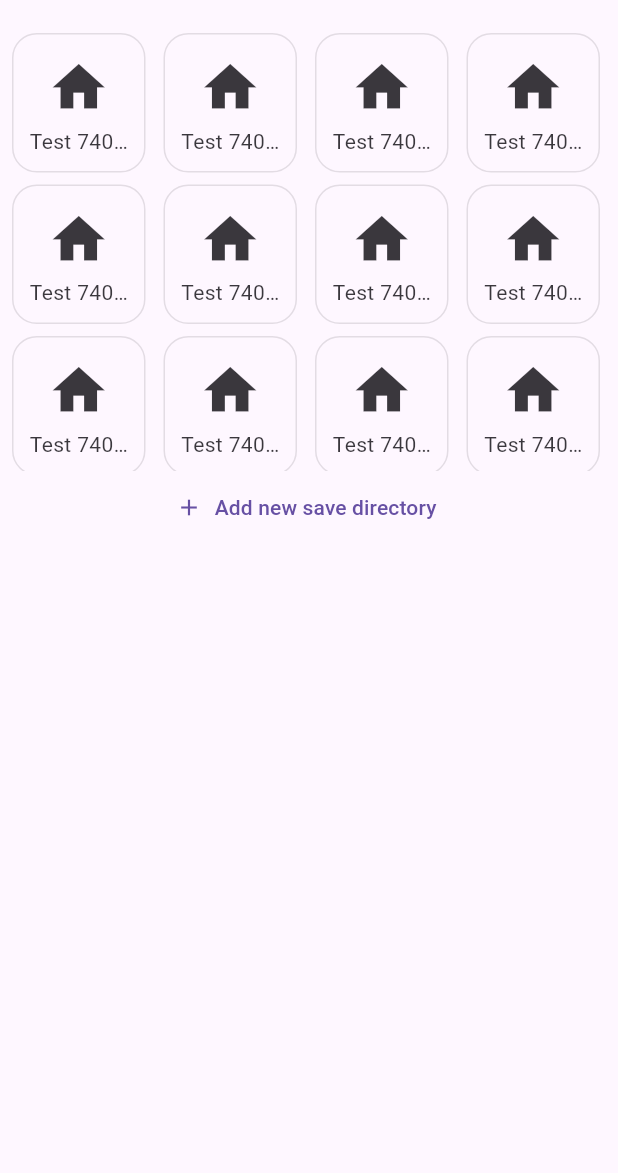
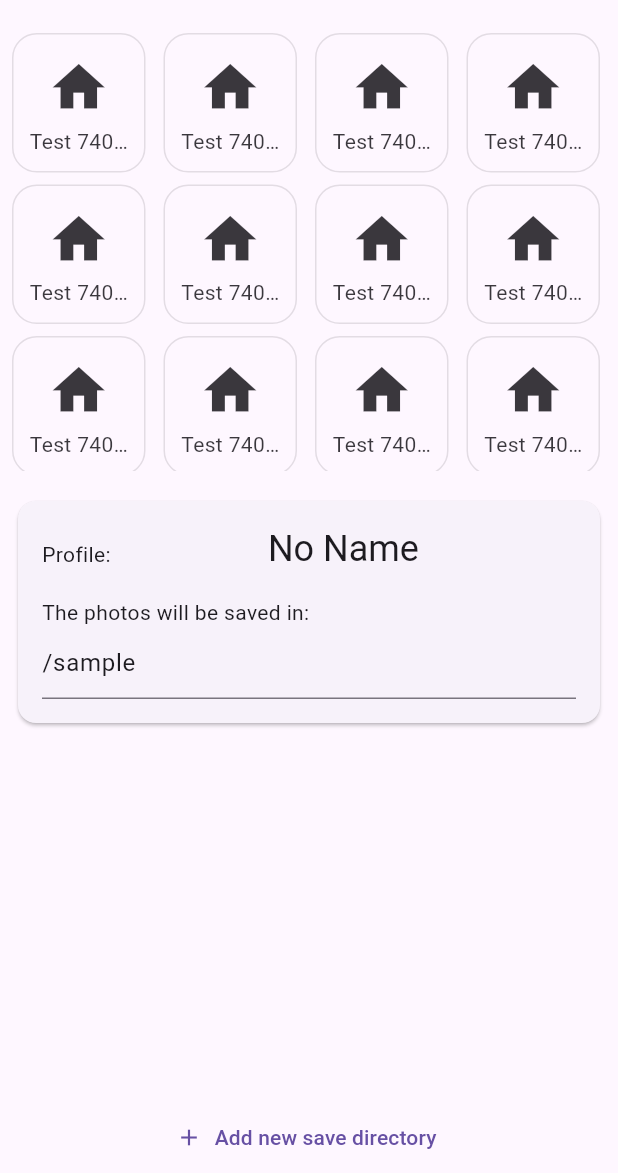
Before and after one commit to AndreXi/organized_camera, a Flutter app: the screen it shows after launch, on a phone screen of 412 x 824 dp, the part 63-1236 px from its top. Run offline on Flutter 3.47's test engine with Material 2 defaults, Android fonts, the light colour scheme and no system bars; our stand-ins replace file_picker, hive, hive_flutter; accounts and stored records are empty; generated files the repository leaves out were written again.

Commit message:
feat: directory info card

```diff
--- a/lib/main.dart
+++ b/lib/main.dart
@@ -22,8 +22,11 @@ void main() async {
 
   // Register Hive adapters
   Hive.registerAdapter(SavedDirectoryAdapter());
+
+  // Open hive boxes
   final directoriesBox =
       await Hive.openBox<SavedDirectory>("saved_directories");
+  await Hive.openBox<String>("preferences");
 
   // Clear box
   await directoriesBox.clear();
--- a/lib/src/pages/home.dart
+++ b/lib/src/pages/home.dart
@@ -1,6 +1,8 @@
 import 'package:flutter/material.dart';
+import 'package:organized_camera/src/models/saved_directory/saved_directory.dart';
 import 'package:organized_camera/src/services/saved_directory_data.dart';
 import 'package:organized_camera/src/widgets/add_directory_form/add_directory_form.dart';
+import 'package:organized_camera/src/widgets/directory_info/directory_info.dart';
 import 'package:organized_camera/src/widgets/saved_directory_list/saved_directory_list.dart';
 
 class HomeView extends StatelessWidget {
@@ -25,6 +27,10 @@ class HomeView extends StatelessWidget {
         body: Column(
           children: [
             SavedDirectoryList(),
+            DirectoryInfo(
+              directoryProfile: SavedDirectory(directory: "/sample"),
+            ),
+            Spacer(),
             TextButton.icon(
                 onPressed: openAddDirectoryForm,
                 icon: Icon(Icons.add),
--- /dev/null
+++ b/lib/src/services/preferences_data.dart
@@ -0,0 +1,14 @@
+import 'package:hive/hive.dart';
+
+class PreferencesData {
+  final box = Hive.box<String>("preferences");
+
+  int? getIndex() {
+    final value = box.get("index");
+    return int.tryParse(value ?? "");
+  }
+
+  void setIndex(int index) {
+    box.put("index", index.toString());
+  }
+}
--- /dev/null
+++ b/lib/src/widgets/directory_info/directory_info.dart
@@ -0,0 +1,60 @@
+import 'package:flutter/material.dart';
+import 'package:organized_camera/src/models/saved_directory/saved_directory.dart';
+
+class DirectoryInfo extends StatelessWidget {
+  const DirectoryInfo({super.key, required this.directoryProfile});
+
+  final SavedDirectory directoryProfile;
+
+  @override
+  Widget build(BuildContext context) {
+    final directoryController =
+        TextEditingController(text: directoryProfile.directory);
+
+    return Padding(
+      padding: const EdgeInsets.symmetric(horizontal: 8.0, vertical: 16.0),
+      child: Card(
+        child: Padding(
+          padding: const EdgeInsets.all(16.0),
+          child: SizedBox(
+            child: Column(
+              children: [
+                Row(
+                  mainAxisAlignment: MainAxisAlignment.spaceBetween,
+                  crossAxisAlignment: CrossAxisAlignment.baseline,
+                  textBaseline: TextBaseline.alphabetic,
+                  children: [
+                    Text(
+                      "Profile:",
+                    ),
+                    Expanded(
+                      child: Text(
+                        directoryProfile.name,
+                        style: Theme.of(context).textTheme.headlineSmall,
+                        textAlign: TextAlign.center,
+                        overflow: TextOverflow.ellipsis,
+                      ),
+                    )
+                  ],
+                ),
+                SizedBox(
+                  height: 16.0,
+                ),
+                Align(
+                  alignment: Alignment.centerLeft,
+                  child: Text(
+                    "The photos will be saved in:",
+                  ),
+                ),
+                TextField(
+                  readOnly: true,
+                  controller: directoryController,
+                ),
+              ],
+            ),
+          ),
+        ),
+      ),
+    );
+  }
+}
```
